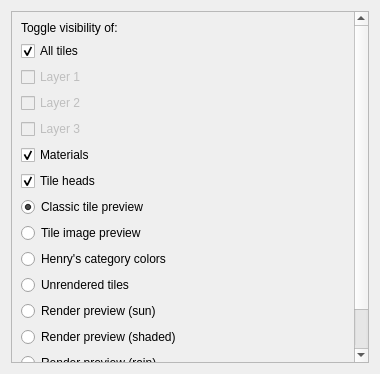
Above: ui/uifiles/views/tiles.ui from timofey260/RWE-Sharp before the change. Below: the same form after it.
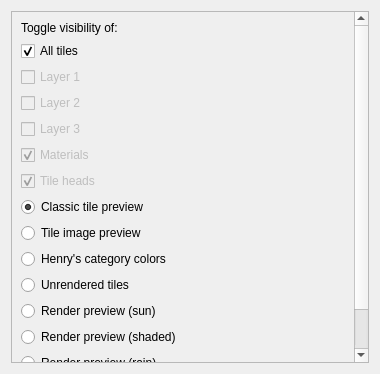
That is the form after the change.

The edit to the form file:
```diff
--- a/ui/uifiles/views/tiles.ui
+++ b/ui/uifiles/views/tiles.ui
@@ -23,7 +23,7 @@
       <property name="geometry">
        <rect>
         <x>0</x>
-        <y>-54</y>
+        <y>0</y>
         <width>343</width>
         <height>408</height>
        </rect>
@@ -81,6 +81,9 @@
        </item>
        <item>
         <widget class="QCheckBox" name="VTilesMaterials">
+         <property name="enabled">
+          <bool>false</bool>
+         </property>
          <property name="text">
           <string>Materials</string>
          </property>
@@ -91,6 +94,9 @@
        </item>
        <item>
         <widget class="QCheckBox" name="VTilesHeads">
+         <property name="enabled">
+          <bool>false</bool>
+         </property>
          <property name="text">
           <string>Tile heads</string>
          </property>
```
Left out of the diff: 48 changed lines with no effect on the pictures.
